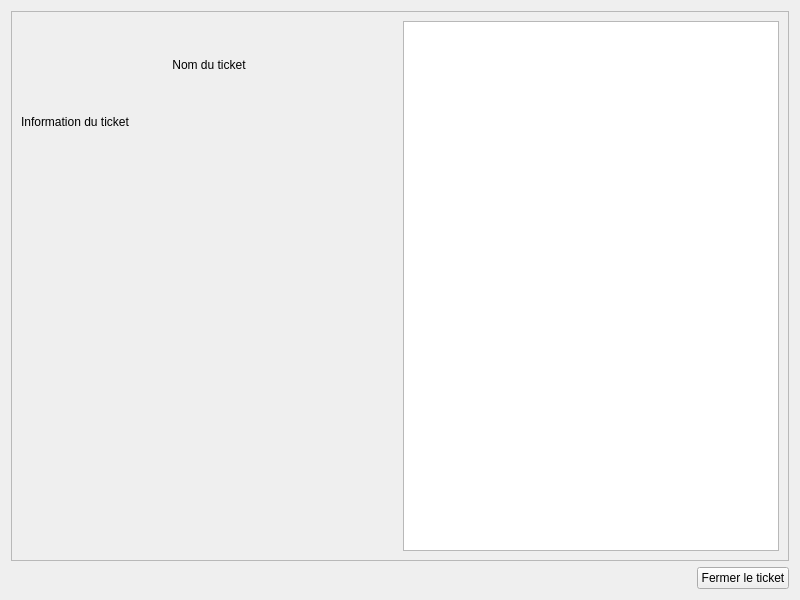
Before: the Qt Designer form technicienwidget.ui in madisonnoyer54/EasyTicket, drawn with Qt 5.
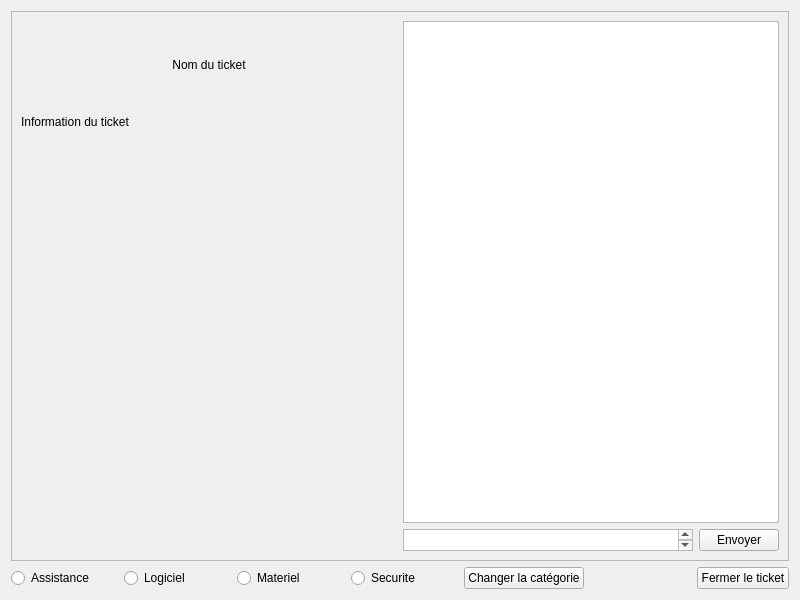
After: the same form once the commit is applied.

```diff
--- a/technicienwidget.ui
+++ b/technicienwidget.ui
@@ -77,13 +77,116 @@
          </layout>
         </item>
         <item>
-         <widget class="QListView" name="messageList"/>
+         <layout class="QVBoxLayout" name="verticalLayout_4">
+          <item>
+           <widget class="QListView" name="messageList">
+            <property name="sizePolicy">
+             <sizepolicy hsizetype="Expanding" vsizetype="Expanding">
+              <horstretch>0</horstretch>
+              <verstretch>0</verstretch>
+             </sizepolicy>
+            </property>
+           </widget>
+          </item>
+          <item>
+           <layout class="QHBoxLayout" name="horizontalLayout_3">
+            <item>
+             <widget class="QTextEdit" name="textMessage">
+              <property name="sizePolicy">
+               <sizepolicy hsizetype="Expanding" vsizetype="Ignored">
+                <horstretch>0</horstretch>
+                <verstretch>0</verstretch>
+               </sizepolicy>
+              </property>
+             </widget>
+            </item>
+            <item>
+             <widget class="QPushButton" name="envoyer">
+              <property name="sizePolicy">
+               <sizepolicy hsizetype="Minimum" vsizetype="Preferred">
+                <horstretch>0</horstretch>
+                <verstretch>0</verstretch>
+               </sizepolicy>
+              </property>
+              <property name="text">
+               <string>Envoyer</string>
+              </property>
+             </widget>
+            </item>
+           </layout>
+          </item>
+         </layout>
         </item>
        </layout>
       </widget>
      </item>
      <item>
       <layout class="QHBoxLayout" name="horizontalLayout_2">
+       <item>
+        <widget class="QRadioButton" name="Assistance">
+         <property name="sizePolicy">
+          <sizepolicy hsizetype="Expanding" vsizetype="Fixed">
+           <horstretch>0</horstretch>
+           <verstretch>0</verstretch>
+          </sizepolicy>
+         </property>
+         <property name="text">
+          <string>Assistance</string>
+         </property>
+        </widget>
+       </item>
+       <item>
+        <widget class="QRadioButton" name="Logiciel">
+         <property name="sizePolicy">
+          <sizepolicy hsizetype="Expanding" vsizetype="Fixed">
+           <horstretch>0</horstretch>
+           <verstretch>0</verstretch>
+          </sizepolicy>
+         </property>
+         <property name="text">
+          <string>Logiciel</string>
+         </property>
+        </widget>
+       </item>
+       <item>
+        <widget class="QRadioButton" name="Materiel">
+         <property name="sizePolicy">
+          <sizepolicy hsizetype="Expanding" vsizetype="Fixed">
+           <horstretch>0</horstretch>
+           <verstretch>0</verstretch>
+          </sizepolicy>
+         </property>
+         <property name="text">
+          <string>Materiel</string>
+         </property>
+        </widget>
+       </item>
+       <item>
+        <widget class="QRadioButton" name="Securite">
+         <property name="sizePolicy">
+          <sizepolicy hsizetype="Expanding" vsizetype="Fixed">
+           <horstretch>0</horstretch>
+           <verstretch>0</verstretch>
+          </sizepolicy>
+         </property>
+         <property name="text">
+          <string>Securite</string>
+         </property>
+        </widget>
+       </item>
+       <item>
+        <widget class="QPushButton" name="changeCategorie">
+         <property name="sizePolicy">
+          <sizepolicy hsizetype="Expanding" vsizetype="Fixed">
+           <horstretch>0</horstretch>
+           <verstretch>0</verstretch>
+          </sizepolicy>
+         </property>
+         <property name="text">
+          <string>Changer la catégorie</string>
+         </property>
+        </widget>
+       </item>
        <item>
         <spacer name="horizontalSpacer">
          <property name="orientation">
```
